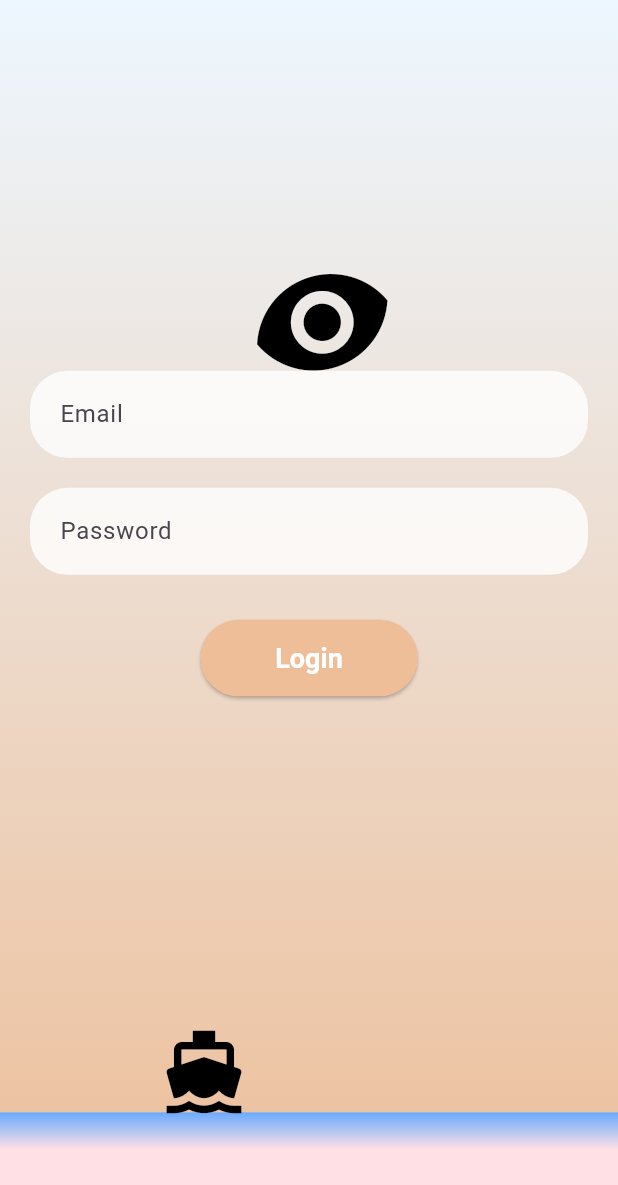
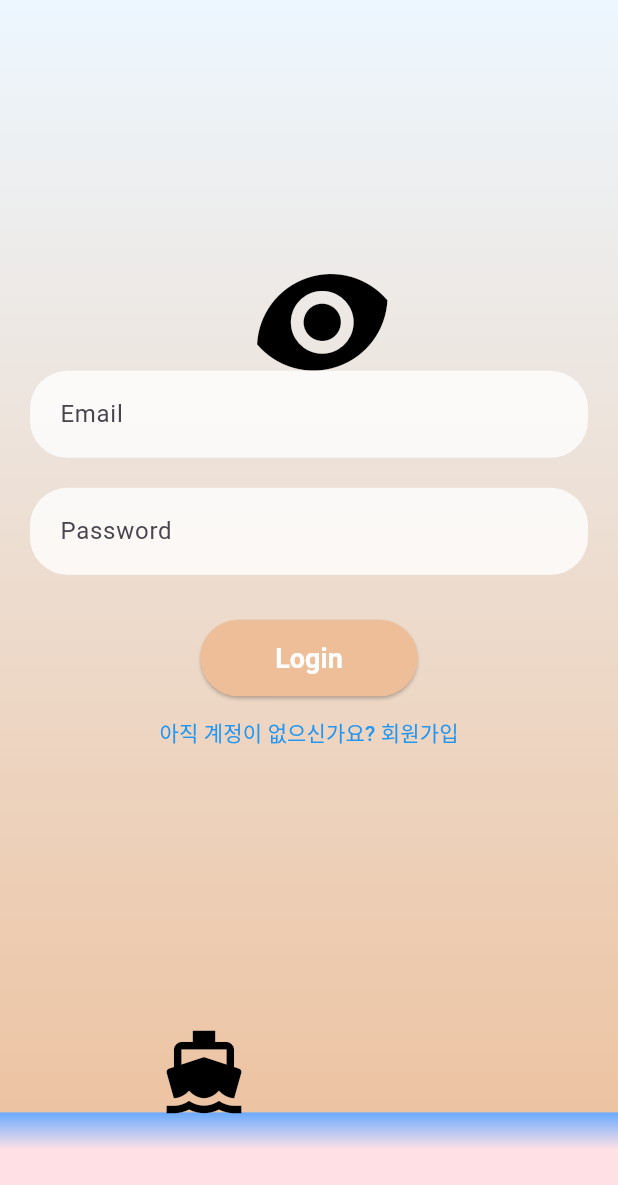
Before and after one commit to hsmchoi/my_final_project, a Flutter app: the EmailLoginScreen screen opened by its route, on a phone screen of 412 x 824 dp. Shown: the top 1185 px of the screen. Run offline on Flutter 3.47's test engine with Material 3 defaults, Android fonts, the phone set to English and light mode, and no system bars; our stand-ins replace cloud_firestore, firebase_auth, firebase_core, firebase_storage, flutter_riverpod, go_router and 2 more; accounts and stored records are empty; generated files the repository leaves out were written again.

Commit message:
email-login-fix

```diff
--- a/lib/views/email_login_screen.dart
+++ b/lib/views/email_login_screen.dart
@@ -2,9 +2,8 @@
 
 import 'package:flutter/material.dart';
 import 'package:flutter_riverpod/flutter_riverpod.dart';
-
+import 'package:go_router/go_router.dart'; // go_router import 추가
 import 'package:my_final_project/widgets/custom_background.dart';
-
 import '../view_models/login_view_model.dart';
 
 class EmailLoginScreen extends ConsumerStatefulWidget {
@@ -90,6 +89,16 @@ class _EmailLoginScreenState extends ConsumerState<EmailLoginScreen> {
                         style: const TextStyle(color: Colors.red),
                       ),
                     ),
+                  // 회원가입 버튼 추가
+                  TextButton(
+                    onPressed: () {
+                      context.go('/signup'); // 회원가입 화면으로 이동
+                    },
+                    child: const Text(
+                      "아직 계정이 없으신가요? 회원가입",
+                      style: TextStyle(color: Colors.blue),
+                    ),
+                  ),
                 ],
               ),
             ),
@@ -97,6 +106,7 @@ class _EmailLoginScreenState extends ConsumerState<EmailLoginScreen> {
         ],
       ),
     );
+  }
 }
 
 // Text Field Widget
@@ -129,4 +139,3 @@ class _EmailLoginScreenState extends ConsumerState<EmailLoginScreen> {
     ),
   );
 }
-}
--- a/lib/views/login_screen.dart
+++ b/lib/views/login_screen.dart
@@ -62,7 +62,7 @@ class _LoginScreenState extends ConsumerState<LoginScreen> {
                       _buildLoginButton(
                         icon: Icons.email,
                         onTap: () {
-                          context.go('/login/email');
+                          context.push('/login/email'); // 빠르게 화면 전환
                         },
                       ),
                       // Google Login Button
--- a/lib/views/post_screen.dart
+++ b/lib/views/post_screen.dart
@@ -6,7 +6,6 @@ import 'package:my_final_project/repositories/authentication_repository.dart';
 import 'package:my_final_project/repositories/item_repository.dart';
 import 'package:my_final_project/widgets/custom_background.dart'; // 배경 위젯 import
 import 'package:my_final_project/widgets/wave_widget.dart'; // 파도 위젯 import
-import 'package:go_router/go_router.dart'; // Import go_router
 
 class PostScreen extends ConsumerStatefulWidget {
   const PostScreen({super.key});
@@ -16,6 +15,7 @@ class PostScreen extends ConsumerStatefulWidget {
 }
 
 class _PostScreenState extends ConsumerState<PostScreen> {
+  // ignore: unused_field
   final int _selectedIndex = 1; // Posts 화면의 인덱스는 1
   @override
   Widget build(BuildContext context) {
--- a/pubspec.yaml
+++ b/pubspec.yaml
@@ -46,6 +46,7 @@ dependencies:
   google_sign_in: ^6.2.1
   sign_in_with_apple: ^6.1.1
   intl: ^0.19.0
+  lottie: ^3.1.2
 dev_dependencies:
   flutter_test:
     sdk: flutter
```
Also changed, not shown: lib/router.dart (+12 -13 lines), pubspec.lock. Lines whose indentation alone changed are shown as unchanged.
